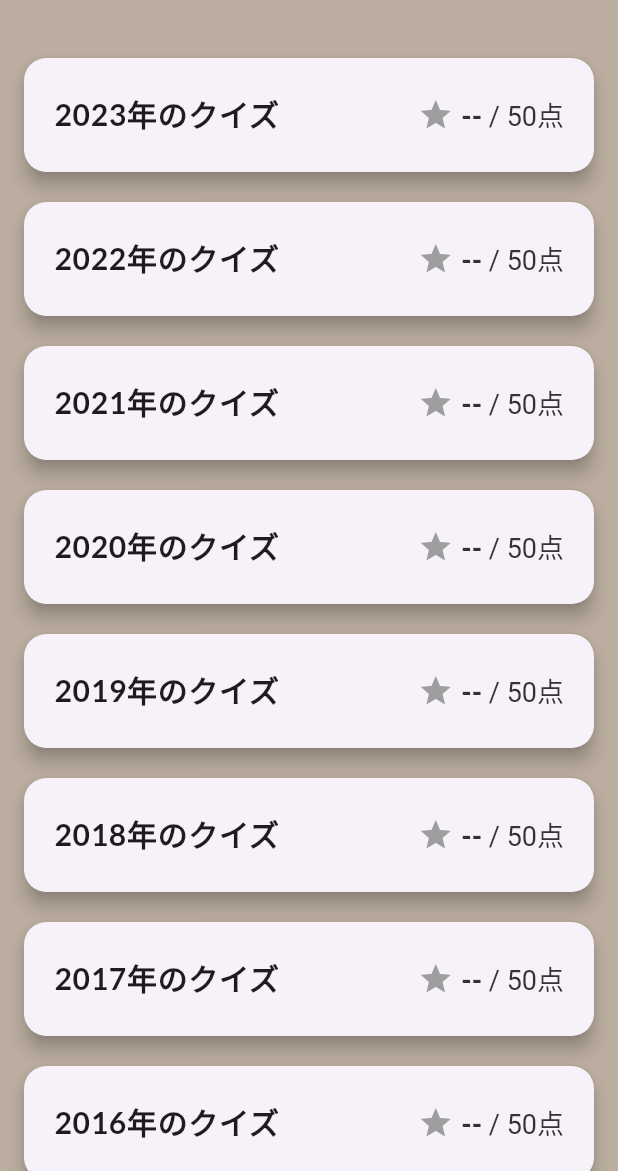
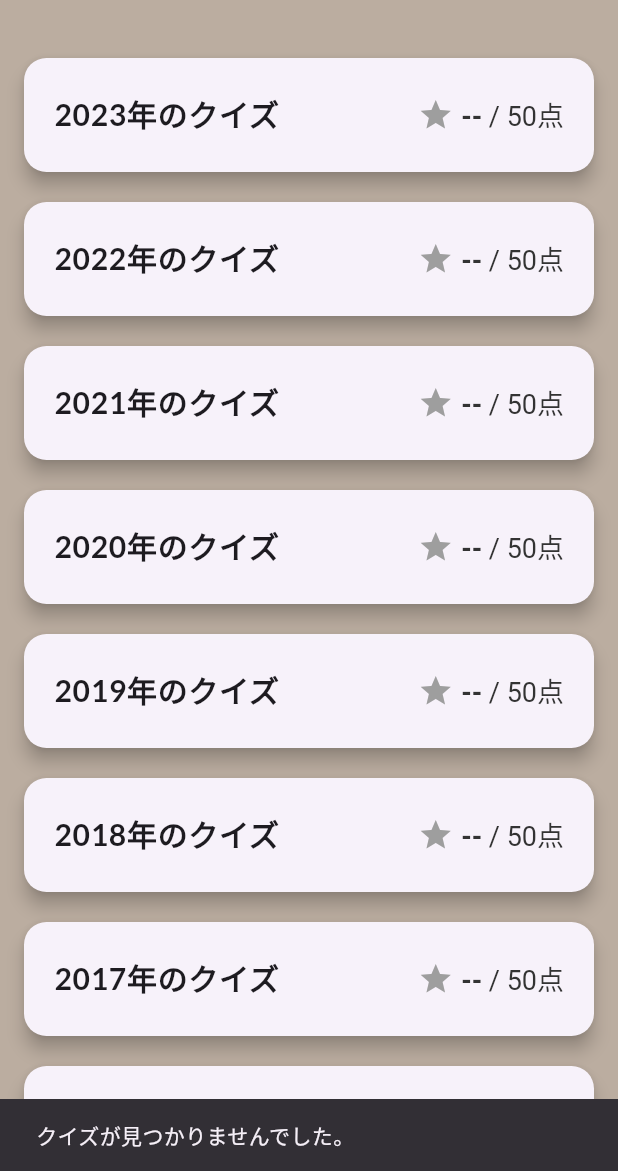
Before and after one commit to kotaroyamazaki/generatoin_quiz_app, a Flutter app: the screen it shows after launch, after a tap on an icon or button, on a phone screen of 412 x 824 dp, the part 65-1236 px from its top. Run offline on Flutter 3.47's test engine with Material 3 defaults, Android fonts, the light colour scheme and no system bars; our stand-ins replace audioplayers, cloud_firestore, firebase_core, flutter_riverpod, google_fonts, shared_preferences; accounts and stored records are empty.

Commit message:
見つからなかったときのハンドリング

```diff
--- a/lib/screens/home_screen.dart
+++ b/lib/screens/home_screen.dart
@@ -38,7 +38,7 @@ class HomeScreen extends ConsumerWidget {
 
               return ListView(
                 padding: const EdgeInsets.all(16.0),
-                children: List.generate(2023 - 2000 + 1, (index) {
+                children: List.generate(2023 - 2010 + 1, (index) {
                   final year = (2023 - index).toString();
                   final score = scores[year] ?? '--';
 
@@ -62,6 +62,15 @@ class HomeScreen extends ConsumerWidget {
                       onTap: () async {
                         final quizzes =
                             await firestoreService.loadQuizzes(year);
+                        if (quizzes.isEmpty) {
+                          if (!context.mounted) return;
+                          ScaffoldMessenger.of(context).showSnackBar(
+                            const SnackBar(
+                              content: Text('クイズが見つかりませんでした。'),
+                            ),
+                          );
+                          return;
+                        }
                         if (!context.mounted) return;
                         player.play(AssetSource('sounds/select.mp3'));
                         Navigator.push(
--- a/lib/services/firestore_service.dart
+++ b/lib/services/firestore_service.dart
@@ -1,4 +1,5 @@
 import 'package:cloud_firestore/cloud_firestore.dart';
+import 'package:flutter/material.dart';
 import '../models/quiz.dart';
 
 class FirestoreService {
@@ -11,12 +12,12 @@ class FirestoreService {
         throw Exception("No quizzes found for the year $collectionName");
       }
       return snapshot.docs.map((doc) {
-        final data = doc.data() as Map<String, dynamic>;
+        final data = doc.data();
         return Quiz.fromFirestore(data);
       }).toList();
     } catch (e) {
-      print("Error loading quizzes: $e");
-      rethrow;
+      debugPrint("Error loading quizzes: $e");
+      return [];
     }
   }
 }
```
